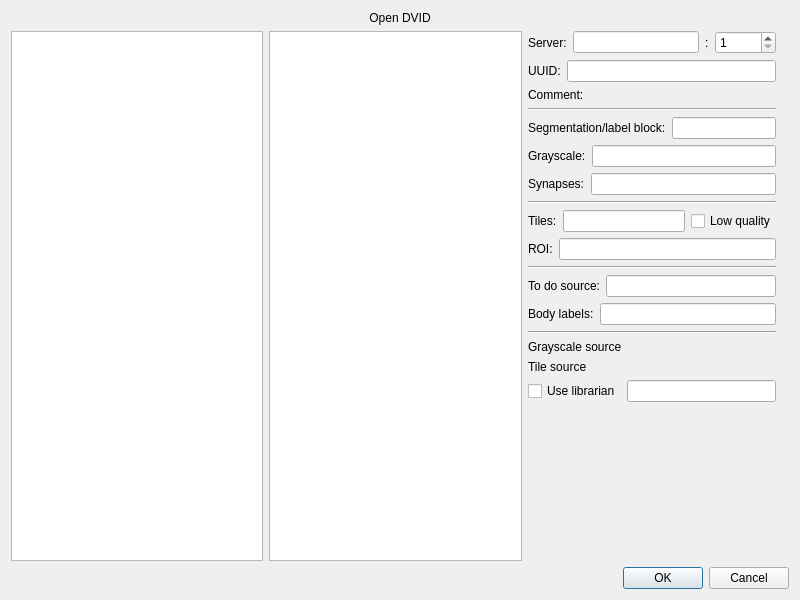
The window that neurolabi/gui/dialogs/dvidbranchdialog.ui (janelia-flyem/NeuTu) describes before a commit, drawn with Qt 5.
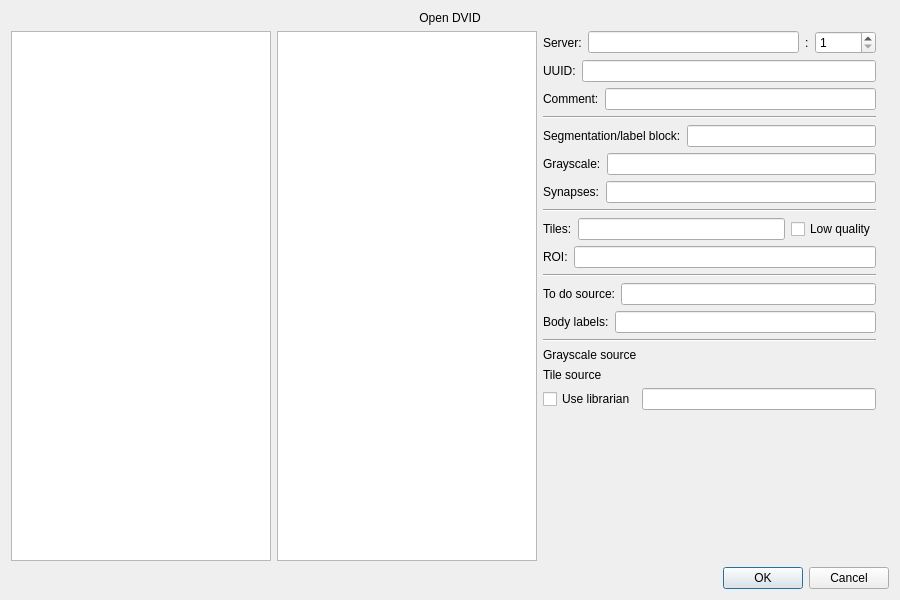
The same window after the commit.

Commit message: reworked comment display so it resizes better; added tooltip

Diff of the .ui file:
```diff
--- a/neurolabi/gui/dialogs/dvidbranchdialog.ui
+++ b/neurolabi/gui/dialogs/dvidbranchdialog.ui
@@ -6,7 +6,7 @@
    <rect>
     <x>0</x>
     <y>0</y>
-    <width>800</width>
+    <width>900</width>
     <height>600</height>
    </rect>
   </property>
@@ -25,7 +25,7 @@
     </widget>
    </item>
    <item>
-    <layout class="QHBoxLayout" name="horizontalLayout">
+    <layout class="QHBoxLayout" name="horizontalLayout" stretch="3,3,4">
      <item>
       <widget class="QListView" name="repoListView">
        <property name="editTriggers">
@@ -87,11 +87,25 @@
         </layout>
        </item>
        <item>
+        <layout class="QHBoxLayout" name="horizontalLayout_9">
+         <property name="topMargin">
+          <number>0</number>
+         </property>
+         <item>
         <widget class="QLabel" name="commentLabel">
          <property name="text">
           <string>Comment:</string>
          </property>
         </widget>
+         </item>
+         <item>
+          <widget class="QLineEdit" name="commentBox">
+           <property name="readOnly">
+            <bool>true</bool>
+           </property>
+          </widget>
+         </item>
+        </layout>
        </item>
        <item>
         <widget class="Line" name="line">
```
Lines whose indentation alone changed are shown as unchanged. The commit also changes 2 other files.
